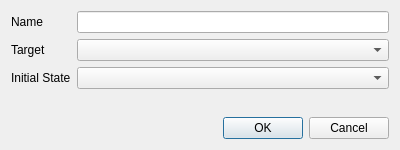
First picture: the form in pcsx2-qt/Debugger/Docking/LayoutEditorDialog.ui, repository PCSX2/pcsx2, before the edit.
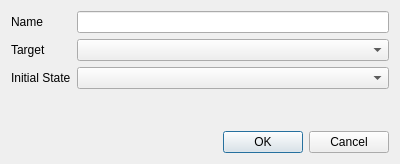
Second picture: the form after the edit.

What changed in the file:
```diff
--- a/pcsx2-qt/Debugger/Docking/LayoutEditorDialog.ui
+++ b/pcsx2-qt/Debugger/Docking/LayoutEditorDialog.ui
@@ -7,7 +7,7 @@
     <x>0</x>
     <y>0</y>
     <width>400</width>
-    <height>150</height>
+    <height>164</height>
    </rect>
   </property>
   <property name="windowTitle">
```
Left out of the diff: 18 changed lines with no effect on the pictures.
